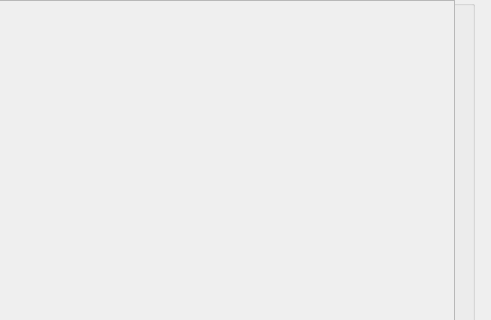
sofinvalery/LMS, file client/Forms/CoursePage/coursepage.ui: the form before one commit; both pictures show x 446 to 937 and y 0 to 320 of the 937 by 637 pixel window.
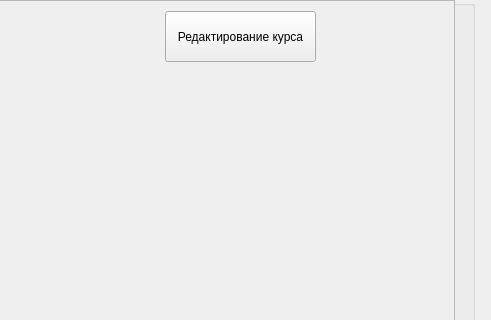
The form after the commit.

Commit message: course editor alpha

Diff of the .ui file:
```diff
--- a/client/Forms/CoursePage/coursepage.ui
+++ b/client/Forms/CoursePage/coursepage.ui
@@ -78,6 +78,19 @@
        <string/>
       </property>
      </widget>
+     <widget class="QPushButton" name="EditCourseButton">
+      <property name="geometry">
+       <rect>
+        <x>610</x>
+        <y>10</y>
+        <width>151</width>
+        <height>51</height>
+       </rect>
+      </property>
+      <property name="text">
+       <string>Редактирование курса</string>
+      </property>
+     </widget>
     </widget>
    </widget>
   </widget>
```
The commit also changes 17 other files.
